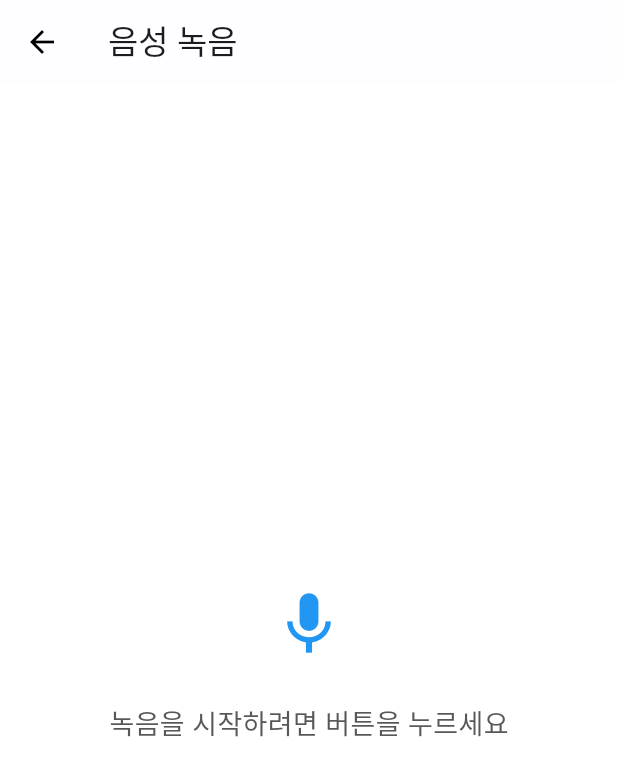
After one commit to K-html/enjoyAll-front, a Flutter app: the RecordingScreen screen opened directly, on a phone screen of 412 x 824 dp. The commit adds this screen. Shown: the top 776 px of the screen. Run offline on Flutter 3.47's test engine with Material 3 defaults, Android fonts, the phone set to English and light mode, and no system bars; our stand-ins replace permission_handler, shared_preferences; missing offline and left inert: flutter_sound, kakao_flutter_sdk; accounts and stored records are empty; Roboto replaces fonts that are missing (GmarketSansTTFBold, GmarketSansTTFMedium).

Commit message:
update record..

```diff
--- a/lib/main.dart
+++ b/lib/main.dart
@@ -1,6 +1,6 @@
 import 'package:flutter/material.dart';
 import 'package:kakao_flutter_sdk/kakao_flutter_sdk.dart';
-import 'package:khtml_hackathon_fe/view/screens/main_screen.dart';
+import 'package:khtml_hackathon_fe/view/screens/splash_screen.dart';
 
 void main() {
   KakaoSdk.init(
@@ -19,7 +19,7 @@ class FigmaToCodeApp extends StatelessWidget {
         theme: ThemeData.dark().copyWith(
           scaffoldBackgroundColor: const Color.fromARGB(255, 18, 32, 47),
         ),
-        // home: LoadingMobile(), // 앱이 시작될 때 LoadingMobile 스크린을 먼저 보여줍니다.
-        home: MainScreen());
+        home: LoadingMobile()); // 앱이 시작될 때 LoadingMobile 스크린을 먼저 보여줍니다.
+    // home: MainScreen());
   }
 }
--- /dev/null
+++ b/lib/util/recording.dart
@@ -0,0 +1,136 @@
+import 'dart:io';
+
+import 'package:flutter/material.dart';
+import 'package:flutter_sound/flutter_sound.dart';
+import 'package:http/http.dart' as http;
+import 'package:path_provider/path_provider.dart';
+import 'package:permission_handler/permission_handler.dart';
+
+class RecordingScreen extends StatefulWidget {
+  @override
+  _RecordingScreenState createState() => _RecordingScreenState();
+}
+
+class _RecordingScreenState extends State<RecordingScreen> {
+  final FlutterSoundRecorder _recorder = FlutterSoundRecorder();
+  bool _isRecording = false;
+  String? _filePath;
+
+  @override
+  void initState() {
+    super.initState();
+    _initRecorder();
+  }
+
+  Future<void> _initRecorder() async {
+    await Permission.microphone.request();
+    await _recorder.openRecorder();
+  }
+
+  @override
+  void dispose() {
+    _recorder.closeRecorder();
+    super.dispose();
+  }
+
+  Future<void> _startRecording() async {
+    Directory tempDir = await getTemporaryDirectory();
+    String tempPath = '${tempDir.path}/temp_recording.wav';
+
+    try {
+      await _recorder.startRecorder(
+        toFile: tempPath,
+        codec: Codec.pcm16WAV, // PCM Wave 형식으로 녹음
+      );
+
+      setState(() {
+        _isRecording = true;
+        _filePath = tempPath;
+      });
+    } catch (e) {
+      print('Recorder error: $e');
+      // 오류 처리
+    }
+  }
+
+  Future<void> _stopRecording() async {
+    await _recorder.stopRecorder();
+
+    setState(() {
+      _isRecording = false;
+    });
+
+    if (_filePath != null) {
+      _sendRecording(_filePath!);
+    }
+  }
+
+  Future<void> _sendRecording(String filePath) async {
+    try {
+      var request = http.MultipartRequest(
+        'POST',
+        Uri.parse('http://175.45.205.178/chat'),
+      );
+
+      request.files.add(await http.MultipartFile.fromPath('file', filePath));
+      var response = await request.send();
+
+      if (response.statusCode == 200) {
+        var responseData = await response.stream.bytesToString();
+        Navigator.pop(context, responseData); // 응답 데이터를 전달
+      } else {
+        Navigator.pop(context, '녹음 전송에 실패했습니다.');
+      }
+    } catch (e) {
+      Navigator.pop(context, '오류가 발생했습니다: $e');
+    }
+  }
+
+  @override
+  Widget build(BuildContext context) {
+    return Scaffold(
+      backgroundColor: Colors.white,
+      appBar: AppBar(
+        title: Text(
+          '음성 녹음',
+          style: TextStyle(
+            color: Color(0xFF1D1B20),
+            fontSize: 22,
+            fontFamily: 'GmarketSansTTFMedium',
+            fontWeight: FontWeight.w400,
+          ),
+        ),
+        backgroundColor: Colors.white,
+        iconTheme: IconThemeData(color: Colors.black),
+        elevation: 0.5,
+      ),
+      body: SafeArea(
+        child: Center(
+          child: Column(
+            mainAxisAlignment: MainAxisAlignment.center,
+            children: [
+              IconButton(
+                icon: Icon(
+                  _isRecording ? Icons.stop : Icons.mic,
+                  size: 50,
+                  color: _isRecording ? Colors.red : Colors.blue,
+                ),
+                onPressed: _isRecording ? _stopRecording : _startRecording,
+              ),
+              SizedBox(height: 20),
+              Text(
+                _isRecording ? '녹음 중...' : '녹음을 시작하려면 버튼을 누르세요',
+                style: TextStyle(
+                  color: Color(0xFF595858),
+                  fontSize: 18,
+                  fontFamily: 'GmarketSansTTFBold',
+                  fontWeight: FontWeight.w500,
+                ),
+              ),
+            ],
+          ),
+        ),
+      ),
+    );
+  }
+}
--- a/pubspec.yaml
+++ b/pubspec.yaml
@@ -40,6 +40,8 @@ dependencies:
   kakao_flutter_sdk: ^1.9.5
   flutter_sound: ^9.2.13
   path_provider: ^2.0.11
+  permission_handler: ^11.3.1
+  record: ^5.1.2
 
 
 dev_dependencies:
```
Also changed, not shown: lib/view/screens/chat_screen.dart (+19 -1 lines), pubspec.lock, 9 other files.
